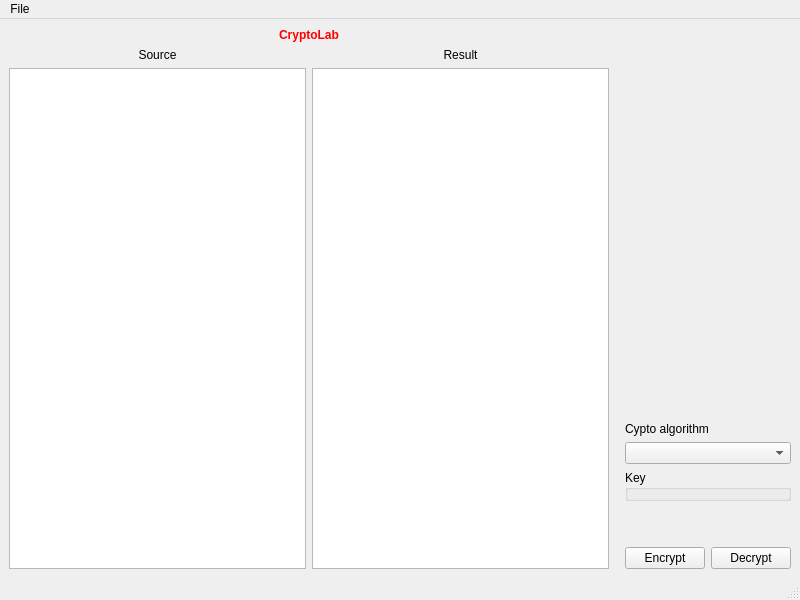
Old version of the form mainwindow.ui in the repository krakenaut9/CryptoLab.
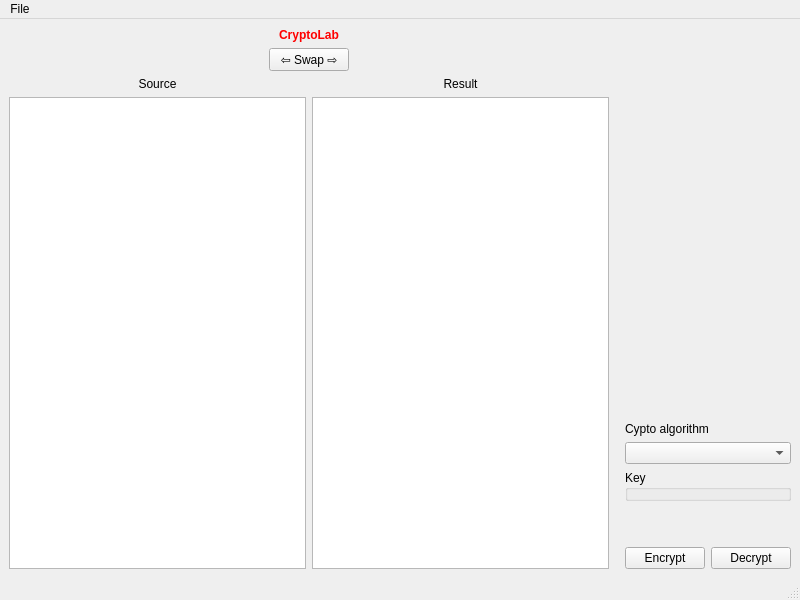
New version of the form.

What changed in the file:
```diff
--- a/mainwindow.ui
+++ b/mainwindow.ui
@@ -30,6 +30,43 @@
         </property>
        </widget>
       </item>
+      <item>
+       <layout class="QHBoxLayout" name="horizontalLayout_3">
+        <item>
+         <spacer name="horizontalSpacer_3">
+          <property name="orientation">
+           <enum>Qt::Horizontal</enum>
+          </property>
+          <property name="sizeHint" stdset="0">
+           <size>
+            <width>40</width>
+            <height>20</height>
+           </size>
+          </property>
+         </spacer>
+        </item>
+        <item>
+         <widget class="QPushButton" name="swapButton">
+          <property name="text">
+           <string>⇦ Swap ⇨</string>
+          </property>
+         </widget>
+        </item>
+        <item>
+         <spacer name="horizontalSpacer_2">
+          <property name="orientation">
+           <enum>Qt::Horizontal</enum>
+          </property>
+          <property name="sizeHint" stdset="0">
+           <size>
+            <width>40</width>
+            <height>20</height>
+           </size>
+          </property>
+         </spacer>
+        </item>
+       </layout>
+      </item>
       <item>
        <layout class="QHBoxLayout" name="horizontalLayout_2">
         <item>
```
